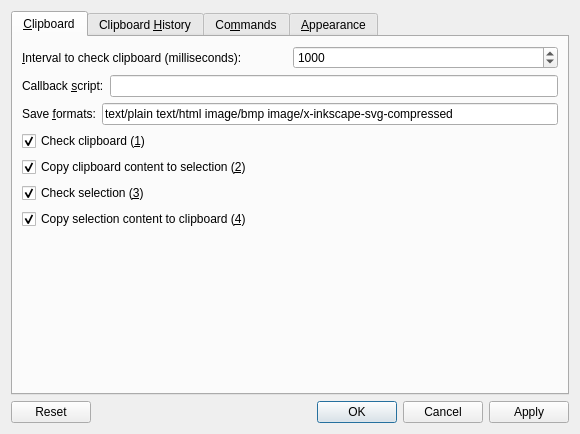
hluk/CopyQ, file src/configurationmanager.ui: the form before one commit.
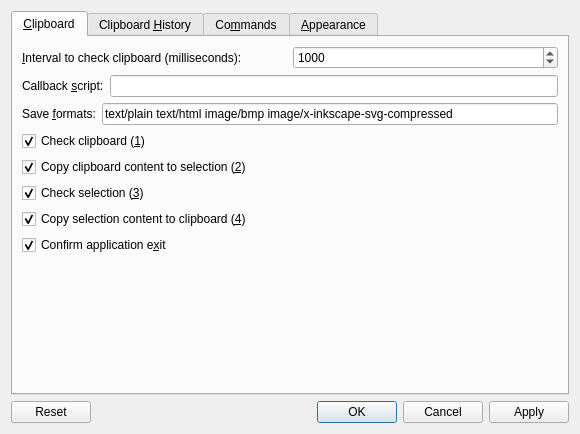
The form after the commit. The open tabs and pages were chosen to show the change.

Commit message: cleaned main.cpp; confirm exit; new tray icons; calling callback program when necessary

What changed in the file:
```diff
--- a/src/configurationmanager.ui
+++ b/src/configurationmanager.ui
@@ -27,7 +27,7 @@
         </attribute>
         <layout class="QGridLayout" name="gridLayout_2">
          <item row="1" column="0">
-          <layout class="QVBoxLayout" name="verticalLayout_2" stretch="0,0,0,0,0">
+          <layout class="QVBoxLayout" name="verticalLayout_2" stretch="0,0,0,0,0,0">
            <item>
             <layout class="QHBoxLayout" name="horizontalLayout_2">
              <item>
@@ -146,6 +146,16 @@
              </item>
             </layout>
            </item>
+           <item>
+            <widget class="QCheckBox" name="checkBoxConfirmExit">
+             <property name="text">
+              <string>Confirm application e&amp;xit</string>
+             </property>
+             <property name="checked">
+              <bool>true</bool>
+             </property>
+            </widget>
+           </item>
            <item>
             <spacer name="verticalSpacer">
              <property name="orientation">
```
Left out of the diff: 2 changed lines with no effect on the pictures. The commit also changes 8 other files.
